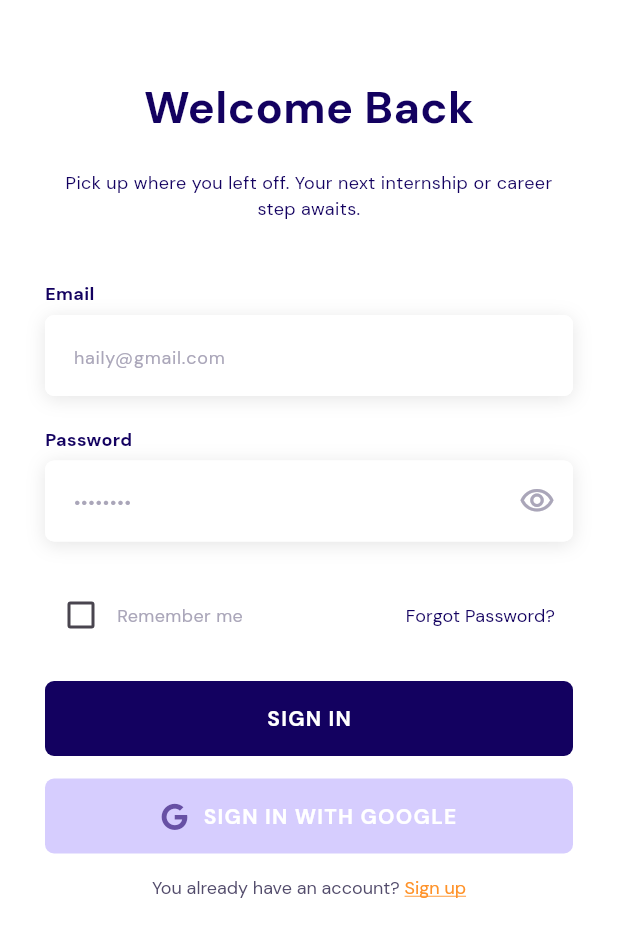
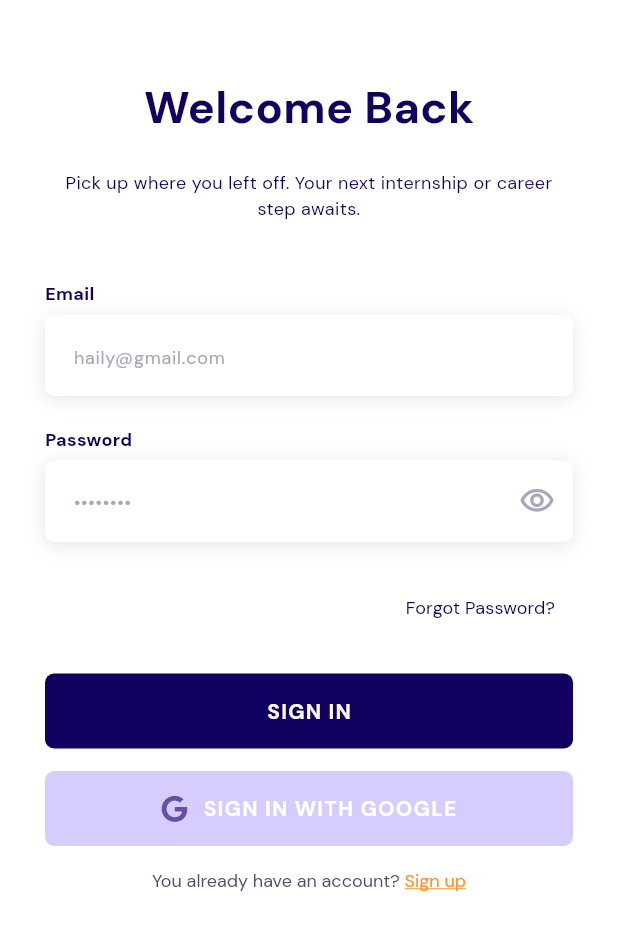
Before and after one commit to CulesBao/find-job-mobile, a Flutter app: the screen it shows after launch, on a phone screen of 412 x 824 dp. Shown: the top 937 px of the screen. Run offline on Flutter 3.47's test engine with Material 3 defaults, Android fonts, the phone set to English and light mode, and no system bars; our stand-ins replace device_info_plus, dio, font_awesome_flutter, freezed_annotation, get_it, go_router and 6 more; generated files the repository leaves out were written again.

Commit message:
style(auth): remove remember me checkbox from sign in screen

```diff
--- a/lib/modules/auth/screens/sign_in_screen.dart
+++ b/lib/modules/auth/screens/sign_in_screen.dart
@@ -22,7 +22,6 @@ class _SignInScreenState extends State<SignInScreen> {
   final _formKey = GlobalKey<FormState>();
   final _emailController = TextEditingController();
   final _passwordController = TextEditingController();
-  bool _rememberMe = false;
   bool _isLoading = false;
 
   @override
@@ -155,30 +154,10 @@ class _SignInScreenState extends State<SignInScreen> {
                     return null;
                   },
                 ),
-                const SizedBox(height: 25),
-                Row(
-                  mainAxisAlignment: MainAxisAlignment.spaceBetween,
-                  children: [
-                    Row(
-                      children: [
-                        Checkbox(
-                          value: _rememberMe,
-                          onChanged: (value) {
-                            setState(() {
-                              _rememberMe = value ?? false;
-                            });
-                          },
-                          activeColor: AppColors.primary,
-                        ),
-                        Text(
-                          'Remember me',
-                          style: AppTextStyles.body.copyWith(
-                            color: AppColors.textTertiary,
-                          ),
-                        ),
-                      ],
-                    ),
-                    TextButton(
+                const SizedBox(height: 20),
+                Align(
+                  alignment: Alignment.centerRight,
+                  child: TextButton(
                     onPressed: () {
                       // TODO: Navigate to forgot password screen
                     },
@@ -189,7 +168,6 @@ class _SignInScreenState extends State<SignInScreen> {
                       ),
                     ),
                   ),
-                  ],
                 ),
                 const SizedBox(height: 20),
                 SizedBox(
```
Lines whose indentation alone changed are shown as unchanged.
